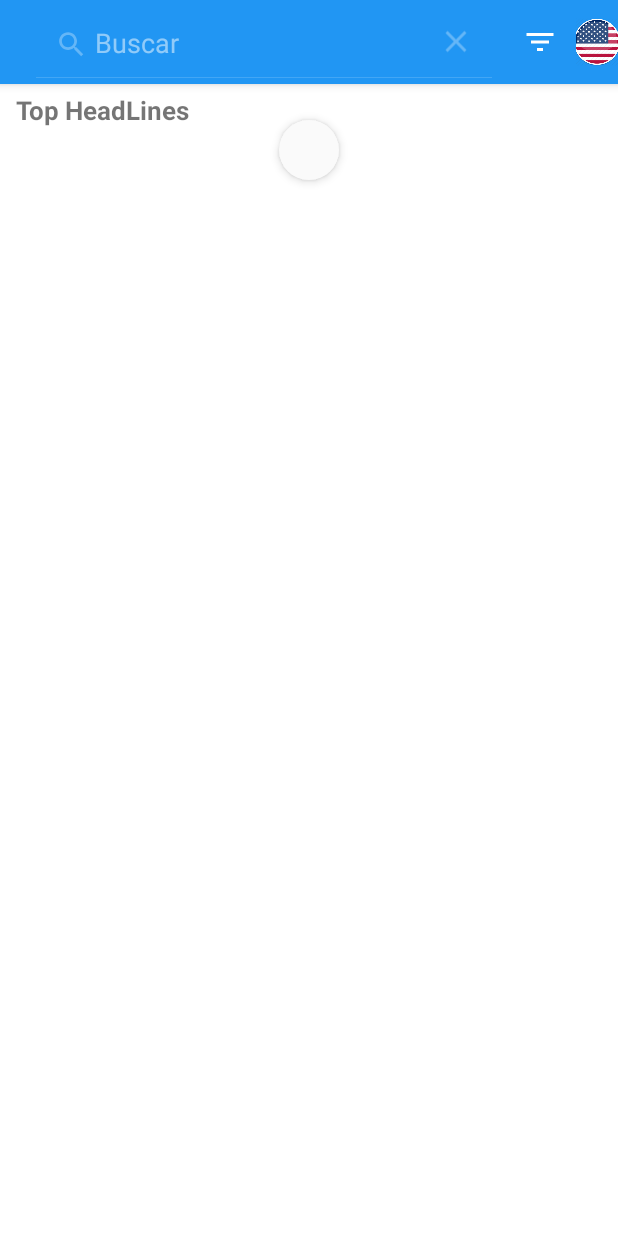
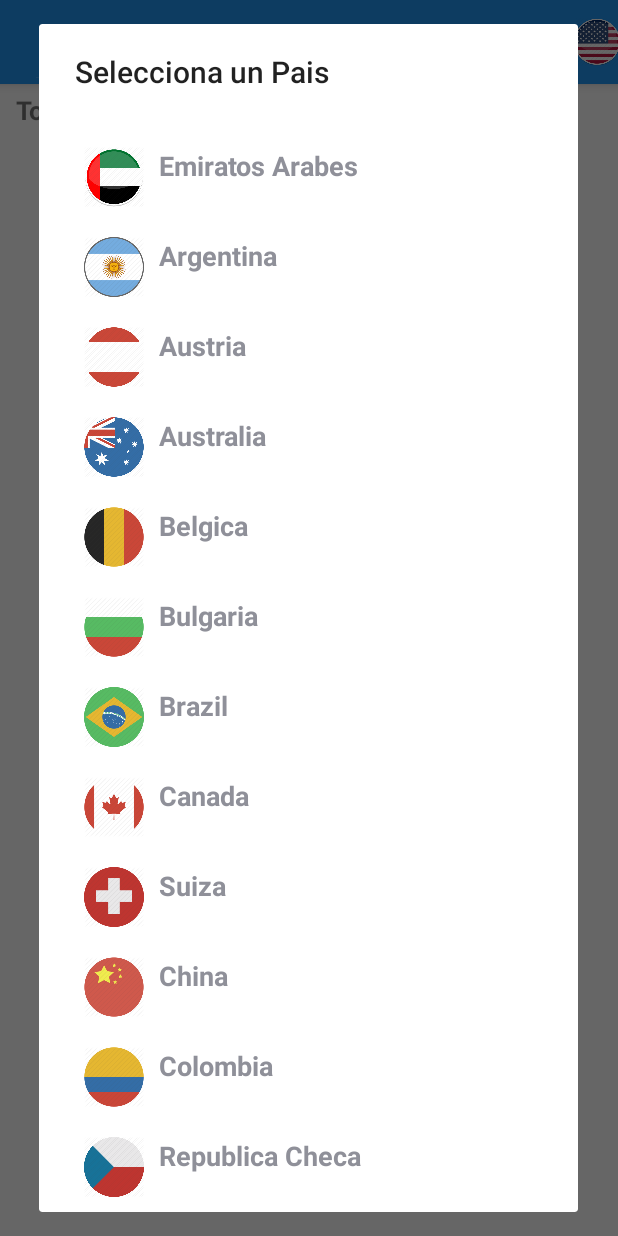
Before and after one commit to Jos9eM/News, an Android app: the screen it shows after launch once a user with an empty profile is signed in (MainActivity), after a tap on "Country", on a phone screen of 412 x 824 dp. Run offline under Robolectric (Android 15) with nearby library versions, the phone set to English and light mode, and no system bars; our stand-ins replace Firebase (no records; nobody signed in at launch, a user with empty details on screens opened directly); libraries missing offline, so code that uses them is left out: com.facebook, com.facebook.login, org.ocpsoft.prettytime; 4 statements that could not run were skipped; 2 other taps on this screen came first.

Commit message:
Adding Filter by Country or Category

```diff
--- a/app/src/main/java/com/josue/trendnews/MainActivity.java
+++ b/app/src/main/java/com/josue/trendnews/MainActivity.java
@@ -2,44 +2,37 @@ package com.josue.trendnews;
 
 import androidx.annotation.NonNull;
 import androidx.appcompat.app.AppCompatActivity;
-import androidx.core.widget.ContentLoadingProgressBar;
+import androidx.core.content.ContextCompat;
 import androidx.recyclerview.widget.DefaultItemAnimator;
 import androidx.recyclerview.widget.LinearLayoutManager;
 import androidx.recyclerview.widget.RecyclerView;
 import androidx.swiperefreshlayout.widget.SwipeRefreshLayout;
 
 import android.app.AlertDialog;
-import android.app.Dialog;
 import android.app.SearchManager;
 import android.content.Context;
 import android.content.DialogInterface;
 import android.content.Intent;
+import android.graphics.drawable.Drawable;
 import android.os.Bundle;
 import android.view.Menu;
 import android.view.MenuInflater;
 import android.view.MenuItem;
 import android.view.View;
-import android.widget.CompoundButton;
-import android.widget.ImageView;
-import android.widget.LinearLayout;
-import android.widget.ListView;
 import android.widget.SearchView;
 import android.widget.TextView;
-
-import android.widget.ToggleButton;
+import android.widget.Toast;
 
 import com.facebook.login.LoginManager;
-import com.google.android.material.bottomsheet.BottomSheetBehavior;
 import com.google.firebase.auth.FirebaseAuth;
-import com.josue.trendnews.adapters.CategoryAdapter;
-import com.josue.trendnews.adapters.CountryAdapter;
 import com.josue.trendnews.adapters.NewsAdapter;
 import com.josue.trendnews.api.Client;
 import com.josue.trendnews.api.NewsInterface;
 import com.josue.trendnews.models.Article;
 import com.josue.trendnews.models.Item;
 import com.josue.trendnews.models.News;
-import com.josue.trendnews.utils.Dialogo;
+import com.josue.trendnews.utils.DialogoCategoria;
+import com.josue.trendnews.utils.DialogoPais;
 import com.josue.trendnews.utils.Utils;
 import com.josue.trendnews.views.Login;
 import com.josue.trendnews.views.NewsDetail;
@@ -50,7 +43,8 @@ import retrofit2.Call;
 import retrofit2.Callback;
 import retrofit2.Response;
 
-public class MainActivity extends AppCompatActivity implements SwipeRefreshLayout.OnRefreshListener {
+public class MainActivity extends AppCompatActivity implements SwipeRefreshLayout.OnRefreshListener,
+        DialogoCategoria.CategoryDialogListener, DialogoPais.CountryDialogListener {
 
     private static final String API_KEY = "18434d8a06324694abbfb28c794292d1";
     private RecyclerView recyclerView;
@@ -60,6 +54,10 @@ public class MainActivity extends AppCompatActivity implements SwipeRefreshLayou
     private List<Article> articles = new ArrayList<>();
     private NewsAdapter adapter;
     private String TAG = MainActivity.class.getSimpleName();
+    private String categoria = "", pais = Utils.getCountry();
+    DialogoPais dialogoPais = new DialogoPais();
+    private Menu menu;
+    DialogoCategoria dialogoCategoria = new DialogoCategoria();
 
     @Override
     protected void onCreate(Bundle savedInstanceState) {
@@ -78,12 +76,11 @@ public class MainActivity extends AppCompatActivity implements SwipeRefreshLayou
         loadingRefresh("");
     }
 
-    public void loadJson (final String keyword){
+    public void loadJson (final String keyword, final String country, final String category){
 
         refreshLayout.setRefreshing(true);
 
         NewsInterface newsInterface = Client.getApi().create(NewsInterface.class);
-        String country = Utils.getCountry();
         String language = Utils.getLanguage();
 
         Call<News> call;
@@ -92,8 +89,8 @@ public class MainActivity extends AppCompatActivity implements SwipeRefreshLayou
             call = newsInterface.getNewsSearch(keyword, language, "publishedAt", API_KEY);
             topHead.setVisibility(View.INVISIBLE);
         } else {
-            call = newsInterface.getNews(country, API_KEY);
-            topHead.setVisibility(View.VISIBLE);}
+            call = newsInterface.getNews(country, category,  API_KEY);
+            topHead.setVisibility(View.VISIBLE); }
 
         call.enqueue(new Callback<News>() {
             @Override
@@ -136,6 +133,8 @@ public class MainActivity extends AppCompatActivity implements SwipeRefreshLayou
     @Override
     public boolean onCreateOptionsMenu(Menu menu) {
 
+        this.menu = menu;
+
         MenuInflater inflater = getMenuInflater();
         inflater.inflate(R.menu.main_menu, menu);
 
@@ -152,7 +151,6 @@ public class MainActivity extends AppCompatActivity implements SwipeRefreshLayou
                     loadingRefresh(query);  }
                 return false;
             }
-
             @Override
             public boolean onQueryTextChange(String newText) {
                 return false;
@@ -170,22 +168,34 @@ public class MainActivity extends AppCompatActivity implements SwipeRefreshLayou
                 endSesion();
                 return true;
             case R.id.country:
-                new Dialogo(MainActivity.this);
+                openCountrys();
+                return true;
+            case R.id.filter:
+                openCategorys();
+                return true;
             default:
                 return super.onOptionsItemSelected(item);
         }
     }
 
+    private void openCategorys() {
+        dialogoCategoria.show(getSupportFragmentManager(), "Dialogo Categorias");
+    }
+
+    private void openCountrys() {
+        dialogoPais.show(getSupportFragmentManager(), "Dialogo Paises");
+    }
+
     @Override
     public void onRefresh() {
-        loadJson("");
+        loadJson("", pais, categoria);
     }
 
     public void loadingRefresh(final String keyword){
         refreshLayout.post(new Runnable() {
             @Override
             public void run() {
-                loadJson(keyword);
+                loadJson(keyword, pais, categoria);
             }
         });
     }
@@ -231,34 +241,8 @@ public class MainActivity extends AppCompatActivity implements SwipeRefreshLayou
                 intent.putExtra("author", article.getAuthor());
 
                 startActivity(intent);
-
             }
         });
-    }
-
-    private void fillList(){
-
-        String[] countrysCode = {"ae" , "ar", "at" , "au", "be" , "bg", "br" , "ca", "ch" , "cn",
-                "co" , "cz", "de" , "eg", "fr" , "gb", "gr" , "hk", "hu" , "id", "ie" , "il",
-                "in" , "it", "jp" , "kr", "lt" , "lv", "ma" , "mx", "my" , "ng", "nl" , "no",
-                "nz" , "ph", "pl" , "pt", "ro" , "rs", "ru" , "sa", "se" , "sg", "si" , "sk",
-                "th" , "tr", "tw" , "ua", "us" , "ve", "za"};
-
-        String[] categorysName = {"Todos" , "Entretenimiento", "General", "Salud", "Ciencia",
-                "Deportes", "Tecnologia" };
-
-        String[] categoysCode = {"", "entertainment", "general", "health", "science",
-                "sports", "technology" };
-
-        int[] caterogyImg = {R.mipmap.todas, R.mipmap.entertainment, R.mipmap.general,
-                R.mipmap.health, R.mipmap.science, R.mipmap.sports, R.mipmap.technology };
-
-        List <Item> categorias = new ArrayList<>();
-
-        for (int i = 0 ; i < categorysName.length ; i++){
-            Item categoria = new Item(categorysName[i], caterogyImg[i]);
-            categorias.add(categoria); }
-
     }
 
     private void endSesion(){
@@ -270,4 +254,20 @@ public class MainActivity extends AppCompatActivity implements SwipeRefreshLayou
                 | Intent.FLAG_ACTIVITY_NEW_TASK);
         startActivity(intent);      }
 
+    @Override
+    public void applyCategory(String category, String code, int image) {
+        categoria = code;
+        Toast.makeText(getApplicationContext(), "Noticias de: " + category, Toast.LENGTH_SHORT).show();
+        dialogoCategoria.dismiss();
+        loadJson("", pais, categoria);
+    }
+
+    @Override
+    public void applyCountry(String country, String code, int image) {
+        pais = code;
+        Toast.makeText(getApplicationContext(), "Noticias en: " + country, Toast.LENGTH_SHORT).show();
+        dialogoPais.dismiss();
+        loadJson("", pais, categoria);
+        menu.getItem(2).setIcon(ContextCompat.getDrawable(this, image));
+    }
 }
--- a/app/src/main/java/com/josue/trendnews/api/NewsInterface.java
+++ b/app/src/main/java/com/josue/trendnews/api/NewsInterface.java
@@ -11,6 +11,7 @@ public interface NewsInterface {
     @GET("top-headlines")
     Call <News> getNews(
             @Query("country") String country,
+            @Query("category") String category,
             @Query("apiKey") String apiKey    );
 
     @GET("everything")
--- a/app/src/main/java/com/josue/trendnews/utils/Dialogo.java
+++ /dev/null
@@ -1,76 +0,0 @@
-package com.josue.trendnews.utils;
-
-import android.app.Dialog;
-import android.content.Context;
-import android.graphics.Color;
-import android.graphics.drawable.ColorDrawable;
-import android.view.Window;
-import android.widget.TextView;
-
-import androidx.fragment.app.DialogFragment;
-import androidx.recyclerview.widget.DefaultItemAnimator;
-import androidx.recyclerview.widget.LinearLayoutManager;
-import androidx.recyclerview.widget.RecyclerView;
-
-import com.josue.trendnews.R;
-import com.josue.trendnews.adapters.CountryAdapter;
-import com.josue.trendnews.models.Item;
-
-import java.util.ArrayList;
-import java.util.List;
-
-public class Dialogo extends DialogFragment {
-
-    private TextView title;
-    private RecyclerView recyclerView;
-
-    public Dialogo(Context context){
-        final Dialog dialog = new Dialog(context);
-
-        RecyclerView.LayoutManager layoutManager = new LinearLayoutManager(context);
-        CountryAdapter countryAdapter;
-
-        dialog.requestWindowFeature(Window.FEATURE_NO_TITLE);
-        dialog.setCancelable(true);
-        dialog.getWindow().setBackgroundDrawable(new ColorDrawable(Color.TRANSPARENT));
-        dialog.setContentView(R.layout.dialog_rv);
-
-        title = dialog.findViewById(R.id.title);
-        recyclerView = dialog.findViewById(R.id.recycler);
-
-        recyclerView.setLayoutManager(layoutManager);
-        recyclerView.setItemAnimator(new DefaultItemAnimator());
-        title.setText("Seleccione un Pais");
-
-        String[] countrysName = {"Emiratos Arabes" , "Argentina", "Austria" , "Australia",
-                "Belgica" , "Bulgaria", "Brazil" , "Canada", "Suiza" , "China",
-                "Colombia" , "Republica Checa", "Alemania" , "Egipto", "Francia" , "Reino Unido",
-                "Grecia" , "Honk Kong", "Hungria" , "Indonesia", "Irlanda" , "Israel",
-                "India" , "Italia", "Japon" , "Corea", "Lituania" , "Latvia",
-                "Marruecos" , "Mexico", "Malasia" , "Nigeria", "Paises Bajos" , "Noruega",
-                "Nueva Zelanda" , "Filipinas", "Polonia" , "Portugal", "Rumania" , "Serbia",
-                "Rusia" , "Arabia Saudita", "Suecia" , "Singapur", "Eslovenia" , "Eslovaquia",
-                "Tailandia" , "Turquia", "Taiwan" , "Ucrania", "Estados Unidos" , "Venezuela", "Sudafrica"};
-
-
-        int[] countryImg = {R.mipmap.ae, R.mipmap.ar, R.mipmap.at, R.mipmap.au, R.mipmap.be,
-                R.mipmap.bg, R.mipmap.br, R.mipmap.ca, R.mipmap.ch, R.mipmap.cn, R.mipmap.co,
-                R.mipmap.cz, R.mipmap.de, R.mipmap.eg, R.mipmap.fr, R.mipmap.gb, R.mipmap.gr,
-                R.mipmap.hk, R.mipmap.hu, R.mipmap.id, R.mipmap.ie, R.mipmap.il, R.mipmap.in,
-                R.mipmap.it, R.mipmap.jp, R.mipmap.kr, R.mipmap.lt, R.mipmap.lv, R.mipmap.ma,
-                R.mipmap.mx, R.mipmap.my, R.mipmap.ng, R.mipmap.nl, R.mipmap.no, R.mipmap.nz,
-                R.mipmap.ph, R.mipmap.pl, R.mipmap.pt, R.mipmap.ro, R.mipmap.rs, R.mipmap.ru,
-                R.mipmap.sa, R.mipmap.se, R.mipmap.sg, R.mipmap.si, R.mipmap.sk, R.mipmap.th,
-                R.mipmap.tr, R.mipmap.tw, R.mipmap.ua, R.mipmap.us, R.mipmap.ve, R.mipmap.za};
-
-        List<Item> paises = new ArrayList<>();
-
-        for (int i = 0 ; i < countrysName.length ; i++){
-            Item pais = new Item(countrysName[i], countryImg[i]);
-            paises.add(pais); }
-
-        countryAdapter = new CountryAdapter(paises, context);
-        recyclerView.setAdapter(countryAdapter);
-        countryAdapter.notifyDataSetChanged();
-    }
-}
--- /dev/null
+++ b/app/src/main/java/com/josue/trendnews/utils/DialogoPais.java
@@ -0,0 +1,112 @@
+package com.josue.trendnews.utils;
+
+import android.app.AlertDialog;
+import android.app.Dialog;
+import android.content.Context;
+import android.graphics.Color;
+import android.graphics.drawable.ColorDrawable;
+import android.os.Bundle;
+import android.view.LayoutInflater;
+import android.view.View;
+import android.view.Window;
+import android.widget.TextView;
+
+import androidx.annotation.NonNull;
+import androidx.annotation.Nullable;
+import androidx.appcompat.app.AppCompatDialogFragment;
+import androidx.recyclerview.widget.DefaultItemAnimator;
+import androidx.recyclerview.widget.LinearLayoutManager;
+import androidx.recyclerview.widget.RecyclerView;
+
+import com.josue.trendnews.R;
+import com.josue.trendnews.adapters.CountryAdapter;
+import com.josue.trendnews.models.Item;
+
+import java.util.ArrayList;
+import java.util.List;
+
+public class DialogoPais extends AppCompatDialogFragment {
+
+    private RecyclerView recyclerView;
+    private CountryDialogListener countryDialogListener;
+
+    @NonNull
+    @Override
+    public Dialog onCreateDialog(@Nullable Bundle savedInstanceState) {
+
+        AlertDialog.Builder builder = new AlertDialog.Builder(getActivity());
+        LayoutInflater inflater = getActivity().getLayoutInflater();
+        View view = inflater.inflate(R.layout.dialog_rv, null);
+        builder.setView(view).setTitle("Selecciona un Pais");
+
+        recyclerView = view.findViewById(R.id.recycler);
+        RecyclerView.LayoutManager layoutManager = new LinearLayoutManager(getActivity().getApplicationContext());
+        final CountryAdapter countryAdapter;
+
+        recyclerView.setLayoutManager(layoutManager);
+        recyclerView.setItemAnimator(new DefaultItemAnimator());
+
+        final String[] countrysName = {"Emiratos Arabes" , "Argentina", "Austria" , "Australia",
+                "Belgica" , "Bulgaria", "Brazil" , "Canada", "Suiza" , "China",
+                "Colombia" , "Republica Checa", "Alemania" , "Egipto", "Francia" , "Reino Unido",
+                "Grecia" , "Honk Kong", "Hungria" , "Indonesia", "Irlanda" , "Israel",
+                "India" , "Italia", "Japon" , "Corea", "Lituania" , "Latvia",
+                "Marruecos" , "Mexico", "Malasia" , "Nigeria", "Paises Bajos" , "Noruega",
+                "Nueva Zelanda" , "Filipinas", "Polonia" , "Portugal", "Rumania" , "Serbia",
+                "Rusia" , "Arabia Saudita", "Suecia" , "Singapur", "Eslovenia" , "Eslovaquia",
+                "Tailandia" , "Turquia", "Taiwan" , "Ucrania", "Estados Unidos" , "Venezuela", "Sudafrica"};
+
+        final String[] countryCode = {"ae" , "ar", "at" , "au", "be" , "bg", "br" , "ca", "ch" , "cn",
+                "co" , "cz", "de" , "eg", "fr" , "gb", "gr" , "hk", "hu" , "id", "ie" , "il",
+                "in" , "it", "jp" , "kr", "lt" , "lv", "ma" , "mx", "my" , "ng", "nl" , "no",
+                "nz" , "ph", "pl" , "pt", "ro" , "rs", "ru" , "sa", "se" , "sg", "si" , "sk",
+                "th" , "tr", "tw" , "ua", "us" , "ve", "za"};
+
+        final int[] countryImg = {R.mipmap.ae, R.mipmap.ar, R.mipmap.at, R.mipmap.au, R.mipmap.be,
+                R.mipmap.bg, R.mipmap.br, R.mipmap.ca, R.mipmap.ch, R.mipmap.cn, R.mipmap.co,
+                R.mipmap.cz, R.mipmap.de, R.mipmap.eg, R.mipmap.fr, R.mipmap.gb, R.mipmap.gr,
+                R.mipmap.hk, R.mipmap.hu, R.mipmap.id, R.mipmap.ie, R.mipmap.il, R.mipmap.in,
+                R.mipmap.it, R.mipmap.jp, R.mipmap.kr, R.mipmap.lt, R.mipmap.lv, R.mipmap.ma,
+                R.mipmap.mx, R.mipmap.my, R.mipmap.ng, R.mipmap.nl, R.mipmap.no, R.mipmap.nz,
+                R.mipmap.ph, R.mipmap.pl, R.mipmap.pt, R.mipmap.ro, R.mipmap.rs, R.mipmap.ru,
+                R.mipmap.sa, R.mipmap.se, R.mipmap.sg, R.mipmap.si, R.mipmap.sk, R.mipmap.th,
+                R.mipmap.tr, R.mipmap.tw, R.mipmap.ua, R.mipmap.us, R.mipmap.ve, R.mipmap.za};
+
+        List<Item> paises = new ArrayList<>();
+
+        for (int i = 0 ; i < countrysName.length ; i++){
+            Item pais = new Item(countrysName[i], countryImg[i]);
+            paises.add(pais); }
+
+        countryAdapter = new CountryAdapter(paises, getActivity().getApplicationContext());
+        recyclerView.setAdapter(countryAdapter);
+        countryAdapter.notifyDataSetChanged();
+
+        countryAdapter.setOnItemClickListener(new CountryAdapter.OnItemClickListener() {
+            @Override
+            public void onItemClick(View view, int position) {
+                String country = countrysName[position];
+                String code = countryCode[position];
+                int image = countryImg[position];
+
+                countryDialogListener.applyCountry(country, code, image);
+            }
+        });
+
+        return builder.create();
+    }
+
+    @Override
+    public void onAttach(@NonNull Context context) {
+        super.onAttach(context);
+        try {
+            countryDialogListener = (CountryDialogListener) context;
+        }catch (ClassCastException e){
+            throw new ClassCastException(context.toString() +
+                    "Implementar Listener"); }
+    }
+
+    public interface CountryDialogListener{
+        void applyCountry(String country, String code, int image);
+    }
+}
--- a/app/src/main/res/layout/dialog_rv.xml
+++ b/app/src/main/res/layout/dialog_rv.xml
@@ -1,17 +1,14 @@
 <?xml version="1.0" encoding="utf-8"?>
-<LinearLayout xmlns:android="http://schemas.android.com/apk/res/android"
-    android:orientation="vertical" android:layout_width="match_parent"
+<ScrollView xmlns:android="http://schemas.android.com/apk/res/android"
     android:layout_height="match_parent"
-    android:padding="20dp">
+    android:layout_width="match_parent"
+    android:orientation="vertical">
 
-    <TextView
-        android:id="@+id/title"
+    <LinearLayout
+        android:orientation="vertical"
         android:layout_width="match_parent"
         android:layout_height="wrap_content"
-        android:textSize="22sp"
-        android:textStyle="bold"
-        android:layout_marginStart="20dp"
-        android:text="Selecciona un "/>
+        android:padding="20dp">
 
         <androidx.recyclerview.widget.RecyclerView
             android:id="@+id/recycler"
@@ -19,7 +16,5 @@
             android:layout_marginTop="10dp"
             android:layout_width="match_parent"
             android:layout_height="wrap_content"/>
-
-
-
     </LinearLayout>
+</ScrollView>
```
Also changed, not shown: app/src/main/java/com/josue/trendnews/utils/DialogoCategoria.java (added, +91 -0 lines). Lines whose indentation alone changed are shown as unchanged.
